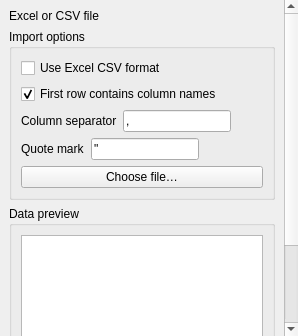
Before: the Qt Designer form src/rc_metastudio/forms/csv_import_page.ui in AliSalman-et-al/rc-metastudio, drawn with Qt 5.
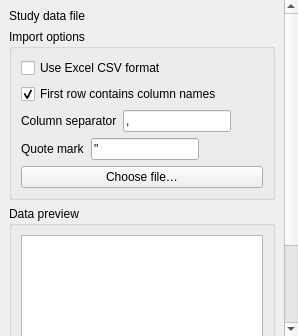
After: the same form once the commit is applied. Icons and pictures are not drawn.

Diff of the .ui file:
```diff
--- a/src/rc_metastudio/forms/csv_import_page.ui
+++ b/src/rc_metastudio/forms/csv_import_page.ui
@@ -32,7 +32,7 @@
    <item>
         <widget class="QLabel" name="instructions">
      <property name="text">
-      <string>Excel or CSV file</string>
+      <string>Study data file</string>
      </property>
      <property name="wordWrap">
       <bool>true</bool>
```
